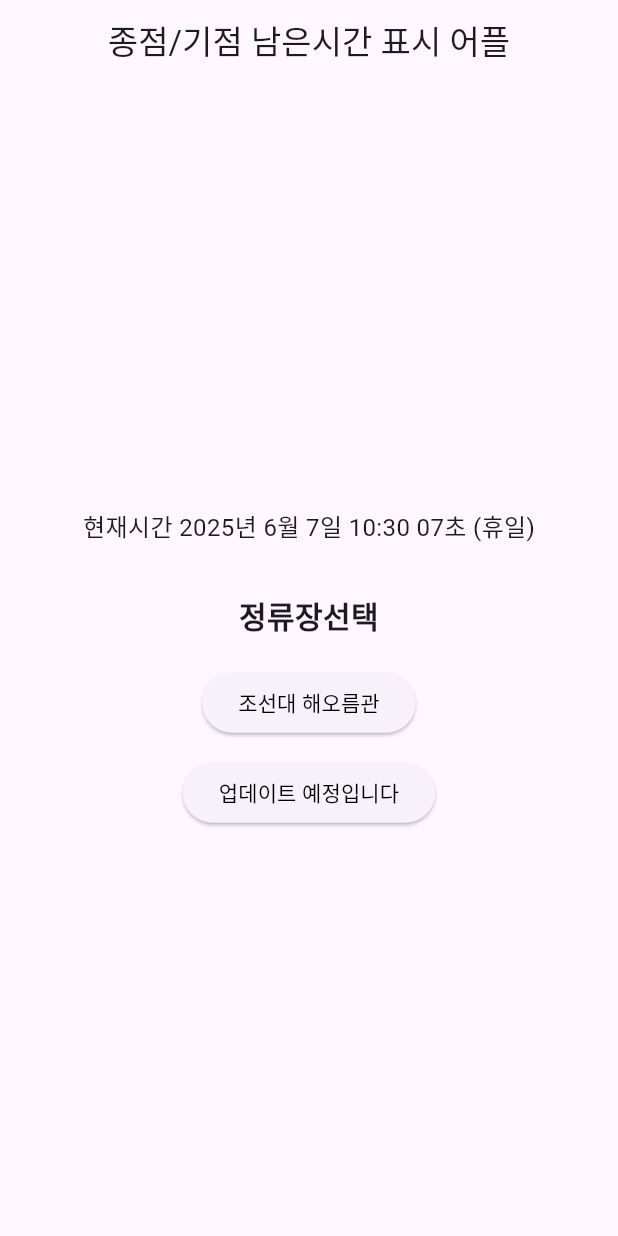
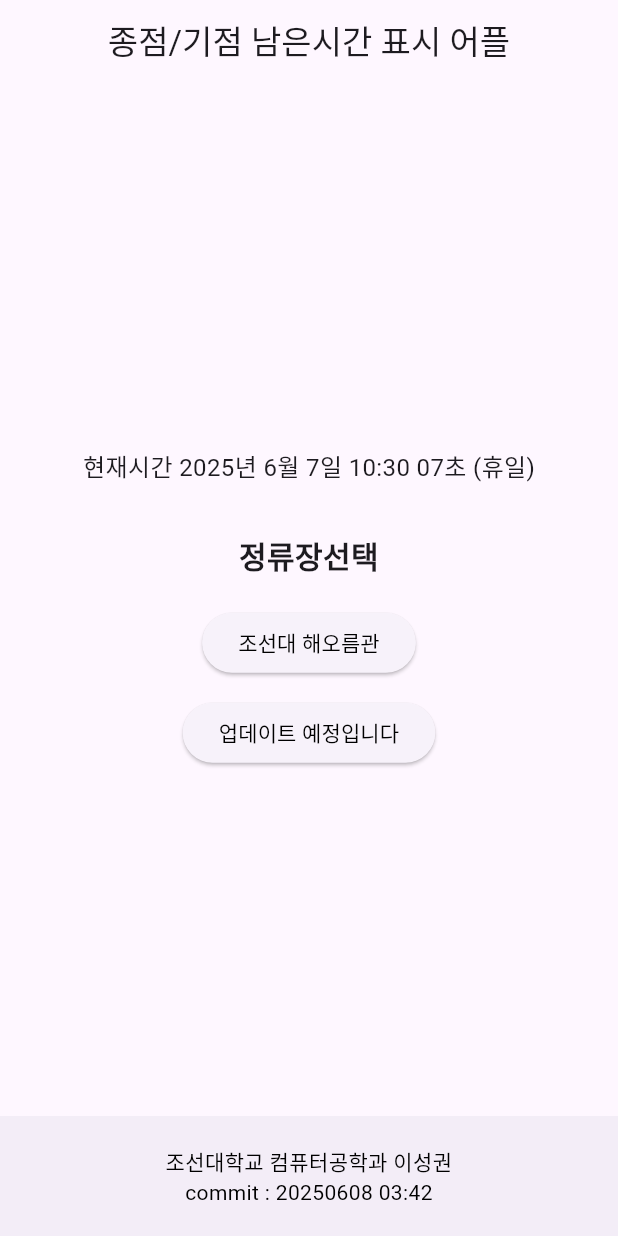
Before and after one commit to gwondev/bustime, a Flutter app: the screen it shows after launch, on a phone screen of 412 x 824 dp. Run offline on Flutter 3.47's test engine with Material 3 defaults, Android fonts, the phone set to English and light mode, and no system bars; our stand-ins replace cloud_firestore, firebase_core; accounts and stored records are empty.

Commit message:
250608 0402

```diff
--- a/lib/main.dart
+++ b/lib/main.dart
@@ -30,6 +30,7 @@ class _StationSelectorPageState extends State<StationSelectorPage> {
       appBar: AppBar1('종점/기점 남은시간 표시 어플'),
       body: Center(
         child: SingleChildScrollView(
+          scrollDirection: Axis.vertical,
           child: Column(
             mainAxisSize: MainAxisSize.min,
             children: [
@@ -37,7 +38,6 @@ class _StationSelectorPageState extends State<StationSelectorPage> {
               SizedBox1(20),
               Text2('정류장선택'),
               SizedBox1(20),
-
               ElevatedButton(
                 onPressed: () => navigateToChosunHaeorem(context, stations[0]),
                 child: Text1('조선대 해오름관'),
@@ -51,6 +51,19 @@ class _StationSelectorPageState extends State<StationSelectorPage> {
           ),
         ),
       ),
+      bottomNavigationBar: BottomAppBar(
+        child: Padding(
+          padding: const EdgeInsets.symmetric(vertical: 8),
+          child: Column(
+            mainAxisSize: MainAxisSize.min,
+            children: [
+              Text1('조선대학교 컴퓨터공학과 이성권'),
+              Text1('commit : 20250608 03:42'),
+            ],
+          ),
+        ),
+      ),
+
     );
   }
 }
--- a/lib/station_list/ToBeUpdate.dart
+++ b/lib/station_list/ToBeUpdate.dart
@@ -16,10 +16,7 @@ class _ToBeUpdateState extends State<ToBeUpdate> {
     return Scaffold(
       appBar: AppBar1('To Be Update'),
       body: Center(
-        child: Text(
-          'tobeupdate',
-          style: TextStyle(fontSize: 24),
-        ),
+        child: Text2('To be Update')
       ),
     );
   }
```
Also changed, not shown: firebase.json, 6 other files.
